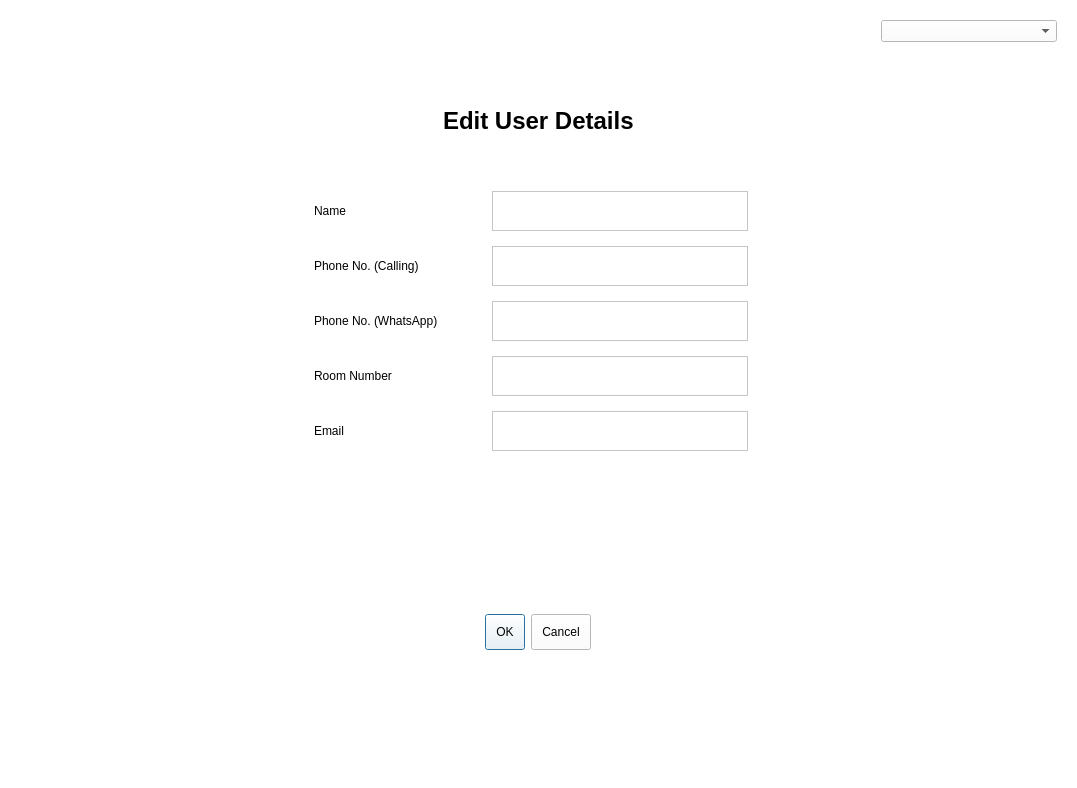
This is editdetails.ui in arc-bphc/sims-gui as Qt 5 draws it before an edit. The edited form follows.
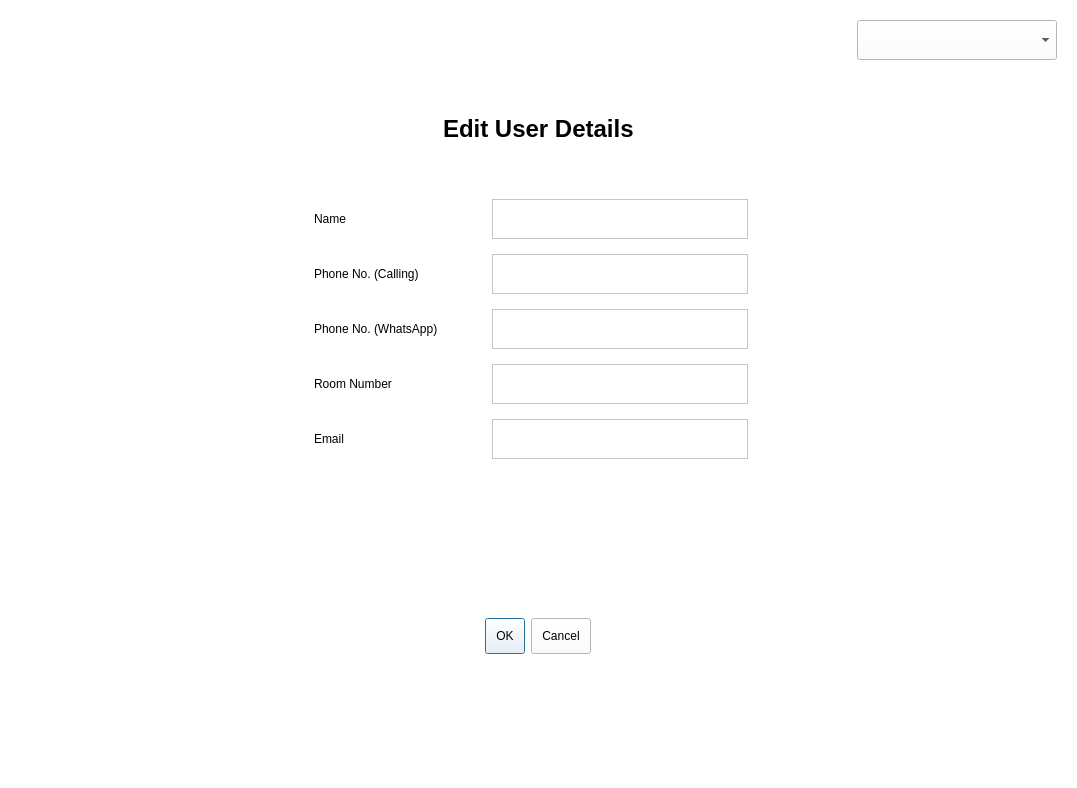
This is the edited form. Icons and pictures are not drawn.

```diff
--- a/editdetails.ui
+++ b/editdetails.ui
@@ -75,7 +75,14 @@
          </widget>
         </item>
         <item>
-         <widget class="QComboBox" name="comboBox"/>
+         <widget class="QComboBox" name="comboBox">
+          <property name="minimumSize">
+           <size>
+            <width>200</width>
+            <height>40</height>
+           </size>
+          </property>
+         </widget>
         </item>
        </layout>
       </widget>
```
Left out of the diff: 2 changed lines with no effect on the pictures.
